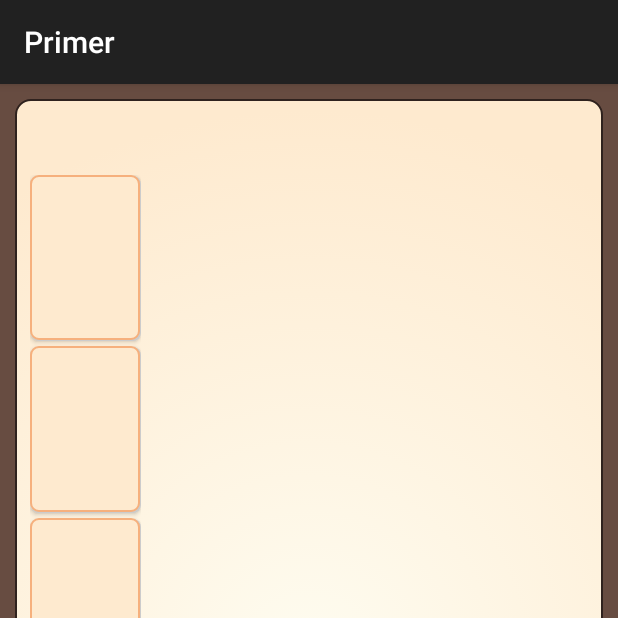
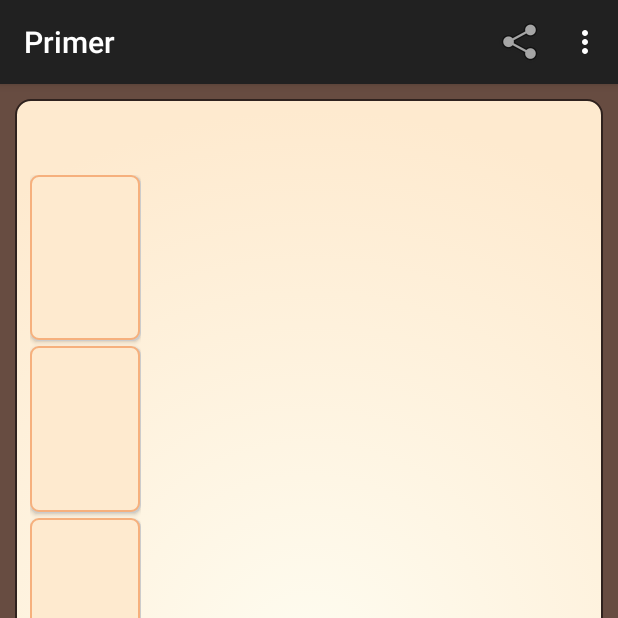
Before and after one commit to taly/Primer, an Android app: the screen it shows after launch (MainActivity), on a phone screen of 412 x 824 dp, the top half of it. Run offline under Robolectric (Android 15) with nearby library versions, the phone set to English and light mode, and no system bars.

Commit message:
Added share functionality

```diff
--- a/app/src/main/java/com/example/trabinerson/primer/MainActivity.java
+++ b/app/src/main/java/com/example/trabinerson/primer/MainActivity.java
@@ -2,10 +2,14 @@ package com.example.trabinerson.primer;
 
 import android.app.Activity;
 import android.content.Context;
+import android.content.Intent;
 import android.os.Bundle;
 import android.os.CountDownTimer;
 import android.os.Vibrator;
 import android.support.v7.app.AppCompatActivity;
+import android.support.v7.widget.Toolbar;
+import android.view.Menu;
+import android.view.MenuItem;
 import android.view.View;
 import android.view.animation.AlphaAnimation;
 import android.view.animation.Animation;
@@ -82,6 +86,29 @@ public class MainActivity extends AppCompatActivity {
             @Override
             public void onAnimationRepeat(Animation animation) { }
         };
+
+        Toolbar myToolbar = (Toolbar) findViewById(R.id.toolbar);
+        setSupportActionBar(myToolbar);
+    }
+
+    @Override
+    public boolean onCreateOptionsMenu(Menu menu) {
+        getMenuInflater().inflate(R.menu.menu_main, menu);
+        return true;
+    }
+
+    @Override
+    public boolean onOptionsItemSelected(MenuItem item) {
+        switch (item.getItemId()) {
+            case R.id.action_share: {
+                shareGame();
+                return true;
+            }
+
+            default: {
+                return super.onOptionsItemSelected(item);
+            }
+        }
     }
 
     public void onPrimeClick(View view) {
@@ -127,6 +154,14 @@ public class MainActivity extends AppCompatActivity {
         mViewHolder.mStart.setVisibility(View.INVISIBLE);
         mViewHolder.mProgressBar.setVisibility(View.VISIBLE);
         startClock(LEVEL_TIME_MSECS);
+    }
+
+    private void shareGame() {
+        Intent sendIntent = new Intent();
+        sendIntent.setAction(Intent.ACTION_SEND);
+        sendIntent.putExtra(Intent.EXTRA_TEXT, "Factor those primes! Check out Primer: http://play.google.com/store/apps/details?id=com.primer.game");
+        sendIntent.setType("text/plain");
+        startActivity(sendIntent);
     }
 
     private void finishLevel(boolean setStartButtonText) {
--- a/app/src/main/res/layout/activity_main.xml
+++ b/app/src/main/res/layout/activity_main.xml
@@ -1,5 +1,23 @@
+<LinearLayout xmlns:android="http://schemas.android.com/apk/res/android"
+              xmlns:tools="http://schemas.android.com/tools"
+              xmlns:app="http://schemas.android.com/apk/res-auto"
+              android:layout_width="match_parent"
+              android:layout_height="match_parent"
+              android:orientation="vertical"
+              tools:context=".MainActivity">
+
+    <android.support.v7.widget.Toolbar
+        android:id="@+id/toolbar"
+        android:layout_width="match_parent"
+        android:layout_height="?attr/actionBarSize"
+        android:background="?attr/colorPrimary"
+        android:elevation="4dp"
+        android:theme="@style/ThemeOverlay.AppCompat.Dark.ActionBar"
+        app:popupTheme="@style/ThemeOverlay.AppCompat.Light"/>
+
     <FrameLayout xmlns:android="http://schemas.android.com/apk/res/android"
                  xmlns:tools="http://schemas.android.com/tools"
+                 xmlns:app="http://schemas.android.com/apk/res-auto"
                  android:layout_width="match_parent"
                  android:background="@color/background"
                  android:layout_height="match_parent"
@@ -179,3 +197,5 @@
         </FrameLayout>
 
     </FrameLayout>
+
+</LinearLayout>
--- a/app/src/main/res/menu/menu_main.xml
+++ b/app/src/main/res/menu/menu_main.xml
@@ -3,4 +3,8 @@
     xmlns:tools="http://schemas.android.com/tools" tools:context=".MainActivity">
     <item android:id="@+id/action_settings" android:title="@string/action_settings"
         android:orderInCategory="100" app:showAsAction="never" />
+    <item android:id="@+id/action_share"
+          android:title="Share"
+          android:icon="@android:drawable/ic_menu_share"
+          app:showAsAction="ifRoom" />
 </menu>
--- a/app/src/main/res/values/styles.xml
+++ b/app/src/main/res/values/styles.xml
@@ -2,7 +2,8 @@
 
     <!-- Base application theme. -->
     <style name="AppTheme" parent="Theme.AppCompat.Light.DarkActionBar">
-        <!-- Customize your theme here. -->
+        <item name="windowActionBar">false</item>
+        <item name="windowNoTitle">true</item>
     </style>
 
     <style name="PrimeButton">
```
Also changed, not shown: app/src/main/res/drawable-xxhdpi/start_button.xml (line endings or trailing spaces). Lines whose indentation alone changed are shown as unchanged.
